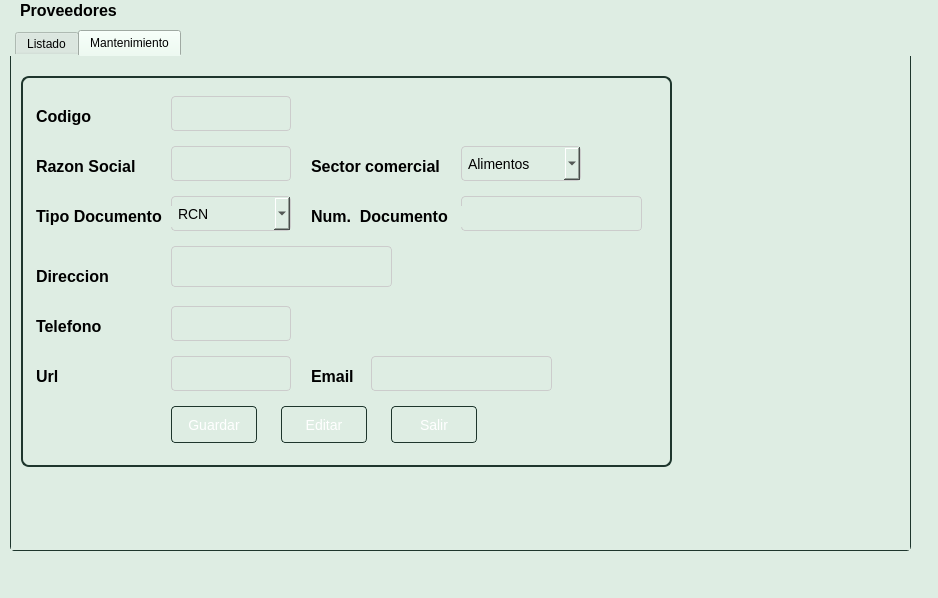
This is Sistema de ventas/ui/FrmProveedor.ui in CodeDrTech/DevelopPython as Qt 5 draws it before an edit. The edited form follows.
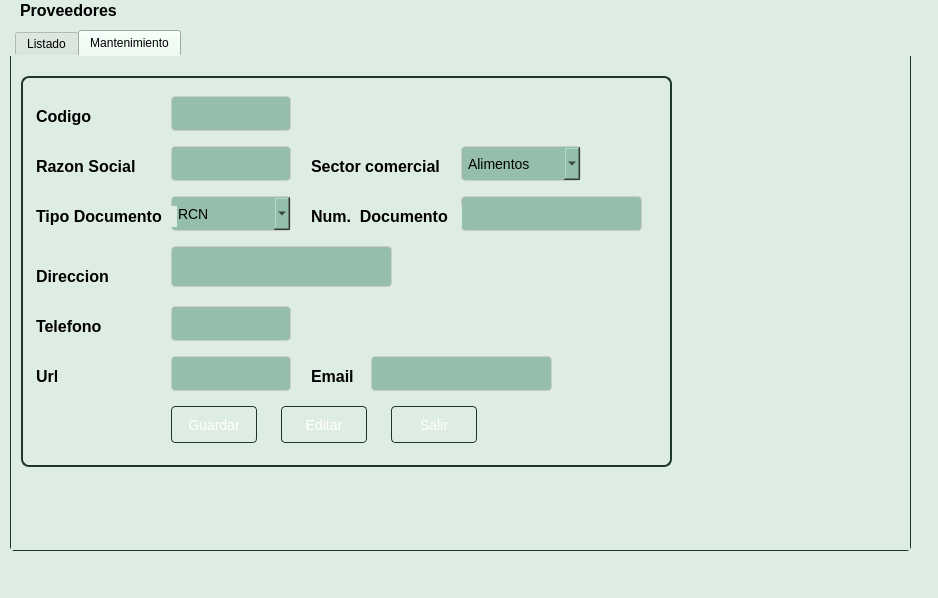
This is the edited form. The open tabs and pages were chosen to show the change.

```diff
--- a/Sistema de ventas/ui/FrmProveedor.ui
+++ b/Sistema de ventas/ui/FrmProveedor.ui
@@ -599,7 +599,7 @@
        </property>
        <property name="styleSheet">
         <string notr="true">QLineEdit {
-    background-color: #deede3;
+    background-color: #96bfab;
     border: 1px solid #cccccc;
     padding: 6px;
     border-radius: 4px;
@@ -635,7 +635,7 @@
        </property>
        <property name="styleSheet">
         <string notr="true">QLineEdit {
-    background-color: #deede3;
+    background-color: #96bfab;
     border: 1px solid #cccccc;
     padding: 6px;
     border-radius: 4px;
@@ -668,7 +668,7 @@
        </property>
        <property name="styleSheet">
         <string notr="true">QTextEdit {
-    background-color: #deede3;
+    background-color: #96bfab;
     border: 1px solid #cccccc;
     padding: 6px;
     border-radius: 4px;
@@ -697,7 +697,7 @@
        </property>
        <property name="styleSheet">
         <string notr="true">QComboBox {
-    background-color: #deede3;
+    background-color: #96bfab;
     border: 1px solid #cccccc;
     padding: 6px;
     border-radius: 4px;
@@ -774,7 +774,7 @@
        </property>
        <property name="styleSheet">
         <string notr="true">QComboBox {
-    background-color: #deede3;
+    background-color: #96bfab;
     border: 1px solid #cccccc;
     padding: 6px;
     border-radius: 4px;
@@ -846,7 +846,7 @@
        </property>
        <property name="styleSheet">
         <string notr="true">QLineEdit {
-    background-color: #deede3;
+    background-color: #96bfab;
     border: 1px solid #cccccc;
     padding: 6px;
     border-radius: 4px;
@@ -903,7 +903,7 @@
        </property>
        <property name="styleSheet">
         <string notr="true">QLineEdit {
-    background-color: #deede3;
+    background-color: #96bfab;
     border: 1px solid #cccccc;
     padding: 6px;
     border-radius: 4px;
@@ -960,7 +960,7 @@
        </property>
        <property name="styleSheet">
         <string notr="true">QLineEdit {
-    background-color: #deede3;
+    background-color: #96bfab;
     border: 1px solid #cccccc;
     padding: 6px;
     border-radius: 4px;
@@ -1017,7 +1017,7 @@
        </property>
        <property name="styleSheet">
         <string notr="true">QLineEdit {
-    background-color: #deede3;
+    background-color: #96bfab;
     border: 1px solid #cccccc;
     padding: 6px;
     border-radius: 4px;
```
Left out of the diff: 18 changed lines with no effect on the pictures.
